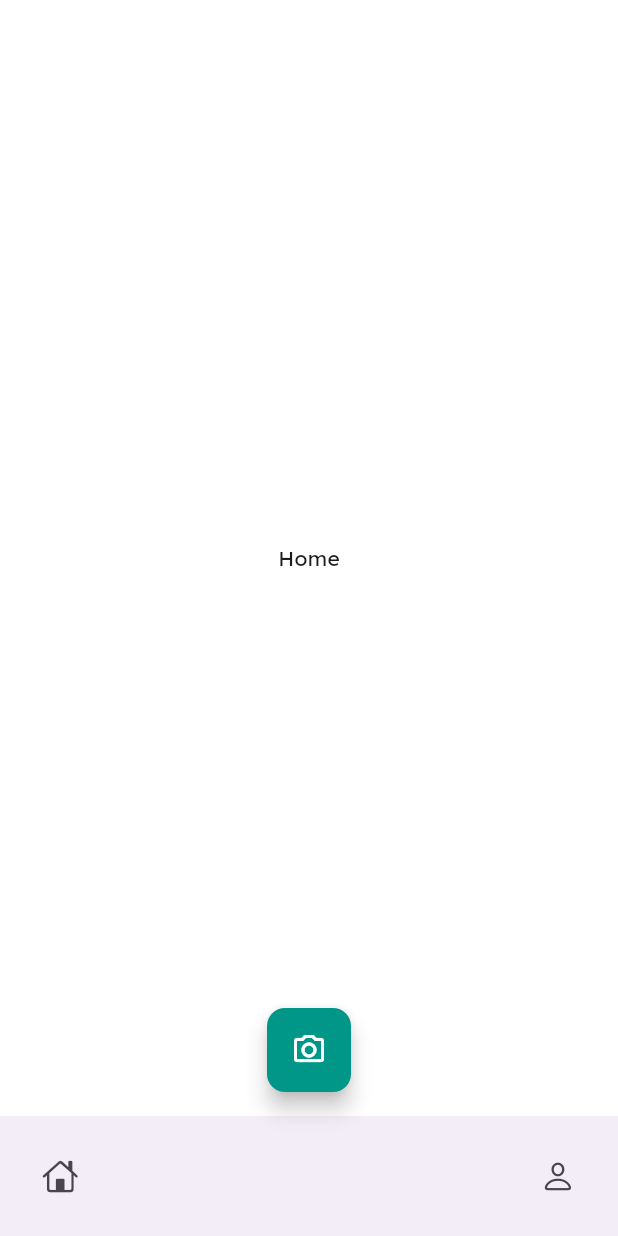
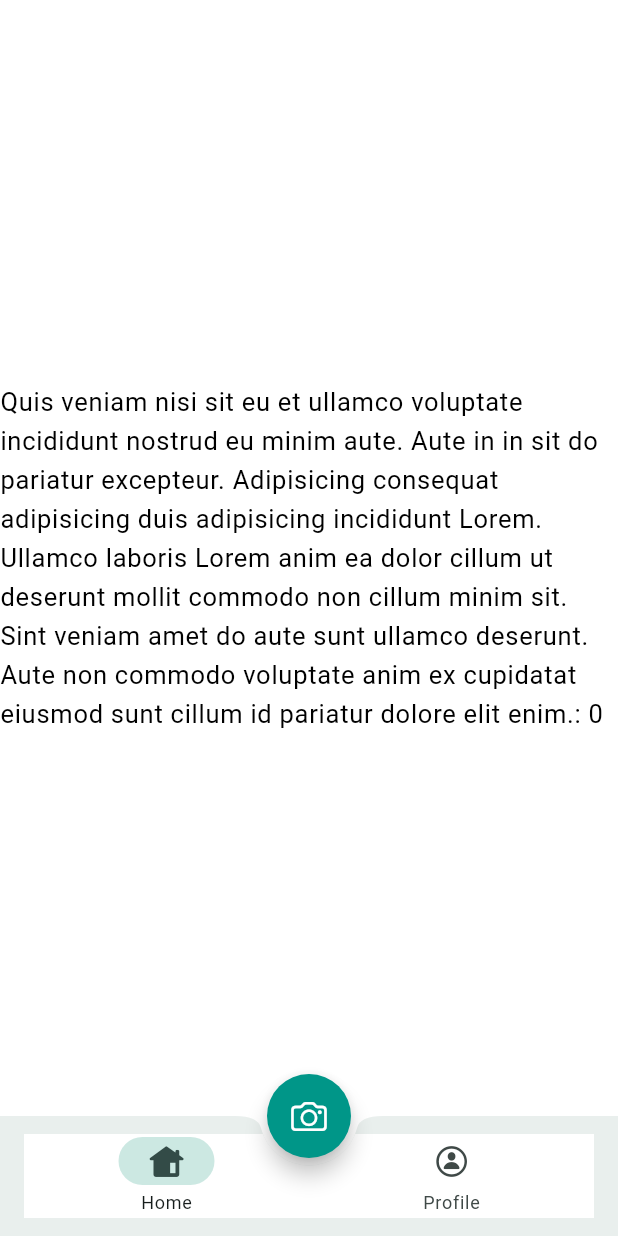
Before and after one commit to H-Munene/Wajibika_Mobile, a Flutter app: the HomePage screen opened directly, on a phone screen of 412 x 824 dp. Run offline on Flutter 3.47's test engine with Material 3 defaults, Android fonts, the phone set to English and light mode, and no system bars; our stand-ins replace bloc, cherry_toast, fluentui_system_icons, flutter_bloc, font_awesome_flutter, fpdart and 4 more; accounts and stored records are empty; project files that could hold a hidden picture were left out.

```diff
--- a/lib/core/theme.dart
+++ b/lib/core/theme.dart
@@ -1,22 +1,26 @@
 import 'package:flutter/material.dart';
+import 'package:google_fonts/google_fonts.dart';
 import 'core.dart';
 
 class AppTheme {
   //light theme
   static ThemeData lightTheme() => ThemeData(
+    iconTheme: IconThemeData(size: AppDimensions.iconSize),
+    colorScheme: ColorScheme.fromSeed(seedColor: AppColors.primaryColor),
     // splashFactory: NoSplash.splashFactory,
     // splashColor: GuardianAppColors.primaryColor,
     primaryTextTheme: AppTheme.lightTextTheme(),
     scaffoldBackgroundColor: Colors.white,
     bottomNavigationBarTheme: _bottomNavigationBarTheme(),
+
     // badgeTheme: BadgeThemeData(
     //   textStyle: lightTextTheme.bodySmall?.copyWith(
     //     fontWeight: FontWeight.bold,
     //   ),
     //   backgroundColor: Colors.red,
     // ),
-    fontFamily: 'Lexend',
     // textTheme: AppTheme.lightTextTheme(),
+    navigationBarTheme: _navigationBarThemeData(),
     brightness: Brightness.light,
     primaryColor: AppColors.primaryColor,
     appBarTheme: const AppBarTheme(
@@ -25,9 +29,10 @@ class AppTheme {
     ),
     floatingActionButtonTheme: _floatingActionButtonThemeData(),
     tabBarTheme: _tabBarThemeData(),
+    textTheme: lightTextTheme(),
   );
 
-  // TODO(H-Munene): https://github.com/H-Munene/bloc_CleanArch/issues/2
+  // TODO(H-Munene): dark theme configuration, https://github.com/H-Munene/bloc_CleanArch/issues/2
 
   // dark theme
   // static ThemeData darkTheme() => ThemeData(
@@ -49,6 +54,11 @@ class AppTheme {
   //   floatingActionButtonTheme: _floatingActionButtonThemeData(),
   //   tabBarTheme: _tabBarThemeData(),
   // );
+  static NavigationBarThemeData _navigationBarThemeData() {
+    return NavigationBarThemeData(
+      backgroundColor: Colors.white
+    );
+  }
 
   static TabBarThemeData _tabBarThemeData() {
     return TabBarThemeData(
@@ -82,30 +92,45 @@ class AppTheme {
       );
 
   // light theme textTheme
-  static TextTheme lightTextTheme() => const TextTheme(
-    titleLarge: TextStyle(
+  static TextTheme lightTextTheme() => TextTheme(
+    titleLarge: GoogleFonts.lexendExa(
+      textStyle: const TextStyle(
         fontSize: 24,
         fontWeight: FontWeight.bold,
         color: Colors.black,
       ),
-    titleMedium: TextStyle(
+    ),
+    titleMedium: GoogleFonts.lexendExa(
+      textStyle: const TextStyle(
         fontSize: 22,
         fontWeight: FontWeight.bold,
         color: Colors.black,
       ),
-    bodyLarge: TextStyle(
+    ),
+    bodyLarge: GoogleFonts.lexendExa(
+      textStyle: const TextStyle(
         fontSize: 17,
         fontWeight: FontWeight.w400,
         color: Colors.black,
       ),
-    bodyMedium: TextStyle(
+    ),
+    bodyMedium: GoogleFonts.lexendExa(
+      textStyle: const TextStyle(
         fontSize: 15,
         fontWeight: FontWeight.w400,
         color: Colors.black,
       ),
-    bodySmall: TextStyle(
+    ),
+    bodySmall: GoogleFonts.lexendExa(
+      textStyle: const TextStyle(
         fontSize: 12,
         fontWeight: FontWeight.w200,
+        color: Colors.black,
+      ),
+    ),
+    labelMedium: GoogleFonts.lexendExa(
+      fontSize: 12,
+      fontWeight: FontWeight.w400,
       color: Colors.black,
     ),
   );
--- a/lib/data/data_sources/auth_datasource_impl.dart
+++ b/lib/data/data_sources/auth_datasource_impl.dart
@@ -54,10 +54,7 @@ class AuthDataSourceImpl implements AuthDataSource {
     } on AuthApiException catch (e) {
       throw ServerException(message: e.message);
     } catch (e) {
-      throw ServerException(
-        // TODO(H-Munene): https://github.com/H-Munene/bloc_CleanArch/issues/5
-        message: 'Sign in failed. Please try again!!',
-      );
+      throw ServerException(message: 'Sign in failed. Please try again!!');
     }
   }
 
--- a/lib/presentation/pages/auth/home.dart
+++ b/lib/presentation/pages/auth/home.dart
@@ -1,32 +1,57 @@
 import 'package:flutter/cupertino.dart';
 import 'package:flutter/material.dart';
 
-class HomePage extends StatelessWidget {
+class HomePage extends StatefulWidget {
   static Route homePage() =>
       MaterialPageRoute(builder: (context) => const HomePage());
 
   const HomePage({super.key});
 
   @override
+  State<HomePage> createState() => _HomePageState();
+}
+
+class _HomePageState extends State<HomePage> {
+  int _currentIndex = 0;
+  @override
   Widget build(BuildContext context) {
     return Scaffold(
-      floatingActionButtonLocation: FloatingActionButtonLocation.centerFloat,
+      floatingActionButtonLocation: FloatingActionButtonLocation.centerDocked,
       floatingActionButton: FloatingActionButton(
         onPressed: () {},
-        child: const Icon(Icons.camera_alt_outlined),
+        shape: const CircleBorder(),
+        child: const Icon(CupertinoIcons.photo_camera),
       ),
-      body: const Center(child: Text('Home')),
       bottomNavigationBar: BottomAppBar(
         shape: const CircularNotchedRectangle(),
-        child: Row(
-          mainAxisAlignment: MainAxisAlignment.spaceBetween,
-          children: [
-            IconButton(onPressed: () {}, icon: const Icon(CupertinoIcons.home)),
-            IconButton(
-              onPressed: () {},
-              icon: const Icon(CupertinoIcons.person),
+        notchMargin: 5,
+        clipBehavior: Clip.antiAlias,
+        child: NavigationBar(
+          selectedIndex: _currentIndex,
+          onDestinationSelected: (value) {
+            setState(() {
+              _currentIndex = value;
+            });
+          },
+          destinations: const [
+            NavigationDestination(
+              icon: Icon(CupertinoIcons.house_alt),
+              label: 'Home',
+              selectedIcon: Icon(CupertinoIcons.house_alt_fill),
+            ),
+
+            NavigationDestination(
+              icon: Icon(CupertinoIcons.person_circle),
+              label: 'Profile',
+              selectedIcon: Icon(CupertinoIcons.person_circle_fill),
             ),
           ],
+        ),
+      ),
+      body: Center(
+        child: Text(
+          'Quis veniam nisi sit eu et ullamco voluptate incididunt nostrud eu minim aute. Aute in in sit do pariatur excepteur. Adipisicing consequat adipisicing duis adipisicing incididunt Lorem. Ullamco laboris Lorem anim ea dolor cillum ut deserunt mollit commodo non cillum minim sit. Sint veniam amet do aute sunt ullamco deserunt. Aute non commodo voluptate anim ex cupidatat eiusmod sunt cillum id pariatur dolore elit enim.: $_currentIndex',
+          style: Theme.of(context).textTheme.bodyLarge,
         ),
       ),
     );
```
Also changed, not shown: pubspec.yaml (+15 -14 lines), assets/fonts/Lexend-Black.ttf (deleted), assets/fonts/Lexend-Bold.ttf (deleted), assets/fonts/Lexend-ExtraBold.ttf (deleted), assets/fonts/Lexend-ExtraLight.ttf (deleted), assets/fonts/Lexend-Light.ttf (deleted), assets/fonts/Lexend-Medium.ttf (deleted), assets/fonts/Lexend-Regular.ttf (deleted), assets/fonts/Lexend-SemiBold.ttf (deleted), assets/fonts/Lexend-Thin.ttf (deleted). Lines whose indentation alone changed are shown as unchanged.
